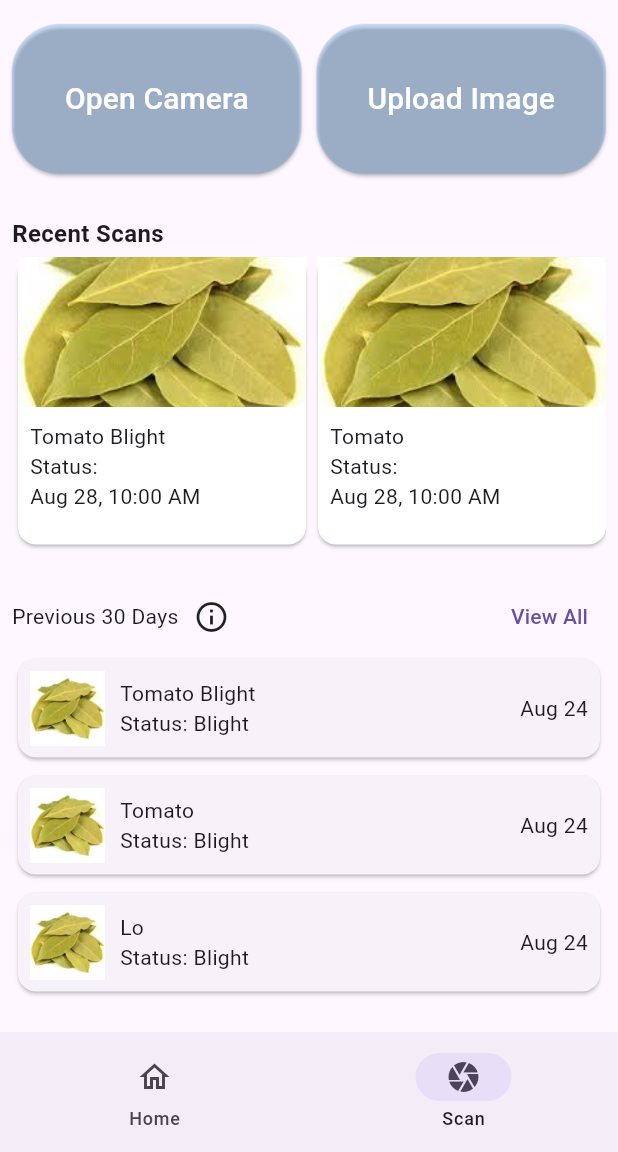
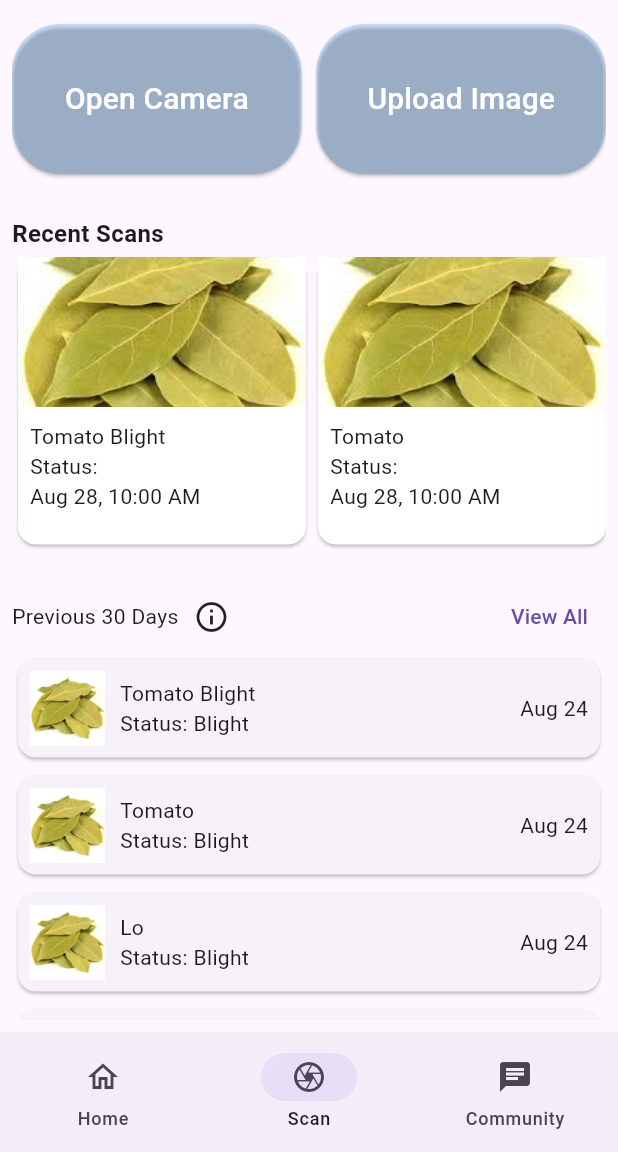
Before and after one commit to brentibanez331/plant-disease-thesis, a Flutter app: the screen it shows after launch, item 2 of the bottom bar chosen, after a tap on "View All", on a phone screen of 412 x 824 dp, the part 84-1236 px from its top. Run offline on Flutter 3.47's test engine with Material 3 defaults, Android fonts, the phone set to English and light mode, and no system bars; our stand-ins replace firebase_auth, firebase_core, flutter_dotenv, image_picker; accounts and stored records are empty.

Commit message:
:sparkles: add community page

```diff
--- /dev/null
+++ b/lib/pages/community.dart
@@ -0,0 +1,111 @@
+import 'package:flutter/material.dart';
+
+class Community extends StatefulWidget {
+  const Community({Key? key}) : super(key: key);
+
+  @override
+  _CommunityState createState() => _CommunityState();
+}
+
+class _CommunityState extends State<Community> {
+  @override
+  Widget build(BuildContext context) {
+    return Scaffold(
+      floatingActionButton: FloatingActionButton(
+        shape: const CircleBorder(),
+        backgroundColor: const Color.fromARGB(255, 63, 133, 231),
+        onPressed: () {},
+        child: const Icon(
+          Icons.add,
+          color: Colors.white,
+          size: 28,
+        ),
+      ),
+      body: ListView.builder(
+        padding: const EdgeInsets.all(8),
+        itemCount: 10,
+        itemBuilder: (BuildContext context, int index) {
+          return Column(
+            children: [
+              // Top divider outside the container
+              if (index == 0) const Divider(thickness: 1),
+              Container(
+                margin: const EdgeInsets.only(bottom: 8),
+                child: Padding(
+                  padding: const EdgeInsets.all(12),
+                  child: Column(
+                    crossAxisAlignment: CrossAxisAlignment.start,
+                    children: [
+                      Row(
+                        children: [
+                          const CircleAvatar(
+                            radius: 15,
+                            backgroundImage:
+                                NetworkImage('https://placeholder.com/40x40'),
+                          ),
+                          const SizedBox(width: 12),
+                          Expanded(
+                            child: Row(
+                              crossAxisAlignment: CrossAxisAlignment.center,
+                              children: [
+                                const Text(
+                                  'Account Name',
+                                  style: TextStyle(fontWeight: FontWeight.bold),
+                                ),
+                                const SizedBox(width: 8),
+                                Text(
+                                  '2d',
+                                  style: TextStyle(
+                                      color: Colors.grey[600], fontSize: 12),
+                                ),
+                                const SizedBox(width: 2),
+                                Text(
+                                  '⋅',
+                                  style: TextStyle(
+                                      color: Colors.grey[600], fontSize: 25),
+                                ),
+                                const SizedBox(width: 2),
+                                Text(
+                                  '1.2K views',
+                                  style: TextStyle(
+                                      color: Colors.grey[600], fontSize: 12),
+                                ),
+                              ],
+                            ),
+                          ),
+                          PopupMenuButton<String>(
+                            icon: const Icon(Icons.more_vert),
+                            itemBuilder: (BuildContext context) {
+                              return [
+                                const PopupMenuItem(
+                                    value: "EditPost", child: Text("Edit")),
+                                const PopupMenuItem(
+                                    value: "DeletePost", child: Text("Delete"))
+                              ];
+                            },
+                            onSelected: (String value) {
+                              // Handle menu item selection
+                              print('Selected: $value');
+                            },
+                          ),
+                        ],
+                      ),
+                      const SizedBox(height: 12),
+                      const Text(
+                        'Lorem ipsum dolor sit amet, consectetur adipiscing elit, sed do eiusmod tempor incididunt ut labore et dolore magna aliqua. Ut enim ad minim veniam, quis nostrud exercitation ullamco laboris nisi ut aliquip ex ea commodo consequat. Duis aute irure dolor in reprehenderit in voluptate velit esse cillum dolore eu fugiat nulla pariatur. Excepteur sint occaecat cupidatat non proident, sunt in culpa qui officia deserunt mollit anim id est laborum.',
+                        maxLines: 3,
+                        overflow: TextOverflow.ellipsis,
+                      ),
+                    ],
+                  ),
+                ),
+              ),
+              // Bottom divider outside the container
+              const Divider(thickness: 1),
+            ],
+          );
+        },
+      ),
+    );
+  }
+}
--- a/lib/pages/dashboard.dart
+++ b/lib/pages/dashboard.dart
@@ -2,6 +2,7 @@ import "package:flutter/material.dart";
 import 'package:firebase_auth/firebase_auth.dart';
 import 'package:thesis/pages/home.dart';
 import 'package:thesis/pages/scan.dart';
+import 'package:thesis/pages/community.dart';
 
 class Dashboard extends StatefulWidget {
   const Dashboard({Key? key}) : super(key: key);
@@ -16,6 +17,7 @@ class _DashboardState extends State<Dashboard> {
   final List<Widget> _pages = [
     const HomePage(),
     const ScanPage(),
+    const Community(),
   ];
 
   void showDialogTrigger() {
@@ -77,6 +79,7 @@ class _DashboardState extends State<Dashboard> {
             onDestinationSelected: (index) {
               setState(() {
                 currentPageIndex = index;
+                debugPrint(currentPageIndex.toString());
               });
             },
             selectedIndex: currentPageIndex,
@@ -86,7 +89,16 @@ class _DashboardState extends State<Dashboard> {
                 label: 'Home',
                 selectedIcon: Icon(Icons.home),
               ),
-              NavigationDestination(icon: Icon(Icons.camera), label: 'Scan')
+              NavigationDestination(
+                icon: Icon(Icons.camera),
+                label: 'Scan',
+                selectedIcon: Icon(Icons.camera_outlined),
+              ),
+              NavigationDestination(
+                icon: Icon(Icons.chat),
+                label: 'Community',
+                selectedIcon: Icon(Icons.chat_outlined),
+              ),
             ],
           ),
         ),
--- a/lib/pages/home.dart
+++ b/lib/pages/home.dart
@@ -1,4 +1,4 @@
-import "package:flutter/material.dart";
+import 'package:flutter/material.dart';
 
 class HomePage extends StatefulWidget {
   const HomePage({Key? key}) : super(key: key);
@@ -10,6 +10,44 @@ class HomePage extends StatefulWidget {
 class _HomePageState extends State<HomePage> {
   @override
   Widget build(BuildContext context) {
-    return Container(child: Text("Hi this is Homepage"));
+    return Scaffold(
+      body: Column(
+        crossAxisAlignment: CrossAxisAlignment.start,
+        children: [
+          const Padding(
+            padding: EdgeInsets.all(20),
+            child: Text(
+              'Hello, Name',
+              style: TextStyle(fontSize: 30, fontWeight: FontWeight.bold),
+            ),
+          ),
+// Center the button
+          Padding(
+            padding: const EdgeInsets.only(top: 50.0),
+            child: Center(
+              child: SizedBox(
+                height: 130,
+                width: 250,
+                child: ElevatedButton(
+                  onPressed: () {},
+                  style: ElevatedButton.styleFrom(
+                    shape: RoundedRectangleBorder(
+                      borderRadius: BorderRadius.circular(32),
+                    ),
+                  ),
+                  child: const Align(
+                    alignment: Alignment.bottomRight,
+                    child: Padding(
+                      padding: EdgeInsets.all(8.0),
+                      child: Text('Get Started'),
+                    ),
+                  ),
+                ),
+              ),
+            ),
+          ),
+        ],
+      ),
+    );
   }
 }
--- a/lib/pages/scan.dart
+++ b/lib/pages/scan.dart
@@ -44,7 +44,8 @@ class _ScanPageState extends State<ScanPage> {
   final List<String> buttonTitles = [
     'Tomato Blight',
     'Tomato',
-    'Lo'
+    'Lo',
+    'Grapes',
     // Add more titles as needed
   ];
 
@@ -132,34 +133,40 @@ class _ScanPageState extends State<ScanPage> {
                     return SizedBox(
                       width: 200,
                       child: Card(
+                        color: AppColors.primary,
+                        child: GestureDetector(
+                          onTap: () {
+                            debugPrint('Tapped Current');
+                          },
                           child: Padding(
                             padding: const EdgeInsets.only(bottom: 8.0),
                             child: Column(
                               crossAxisAlignment: CrossAxisAlignment.start,
                               children: [
-                              Image(
+                                const Image(
                                   image: AssetImage("img/leafSample.jpeg"),
                                   height: 100,
                                   width: double.maxFinite,
                                   fit: BoxFit.cover,
                                 ),
-                              SizedBox(height: 10),
+                                const SizedBox(height: 10),
                                 Padding(
-                                padding:
-                                    const EdgeInsets.symmetric(horizontal: 8.0),
+                                  padding: const EdgeInsets.symmetric(
+                                      horizontal: 8.0),
                                   child: Column(
-                                  crossAxisAlignment: CrossAxisAlignment.start,
+                                    crossAxisAlignment:
+                                        CrossAxisAlignment.start,
                                     children: [
                                       Text(buttonTitles[index]),
-                                    Text("Status: "),
-                                    Text("Aug 28, 10:00 AM"),
+                                      const Text("Status: "),
+                                      const Text("Aug 28, 10:00 AM"),
                                     ],
                                   ),
                                 )
                               ],
                             ),
                           ),
-                        color: AppColors.primary,
+                        ),
                       ),
                     );
                   },
@@ -205,11 +212,11 @@ class _ScanPageState extends State<ScanPage> {
                 child: Align(
                   alignment: Alignment.centerLeft,
                   child: Padding(
-                    padding: EdgeInsets.only(top: 20.0),
+                    padding: const EdgeInsets.only(top: 20.0),
                     child: Row(
                       mainAxisAlignment: MainAxisAlignment.spaceBetween,
                       children: [
-                        Row(
+                        const Row(
                           children: [
                             Text(
                               "Previous 30 Days",
@@ -221,7 +228,7 @@ class _ScanPageState extends State<ScanPage> {
                           ],
                         ),
                         TextButton(
-                          child: Text("View All"),
+                          child: const Text("View All"),
                           onPressed: () {},
                         )
                       ],
@@ -232,7 +239,7 @@ class _ScanPageState extends State<ScanPage> {
               ListView.builder(
                   shrinkWrap: true,
                   itemCount: buttonTitles.length,
-                  physics: NeverScrollableScrollPhysics(),
+                  physics: const NeverScrollableScrollPhysics(),
                   itemBuilder: (BuildContext context, int index) {
                     return Padding(
                         padding: const EdgeInsets.only(bottom: 4.0),
@@ -240,7 +247,9 @@ class _ScanPageState extends State<ScanPage> {
                           // style: FilledButton.styleFrom(
                           //     backgroundColor: AppColors.cardBackground),
                           child: GestureDetector(
-                            onTap: () {},
+                            onTap: () {
+                              debugPrint('Tapped Previous');
+                            },
                             child: Padding(
                               padding: const EdgeInsets.all(8.0),
                               child: Row(
@@ -249,24 +258,24 @@ class _ScanPageState extends State<ScanPage> {
                                 children: [
                                   Row(
                                     children: [
-                                      Image(
+                                      const Image(
                                           image:
                                               AssetImage("img/leafSample.jpeg"),
                                           width: 50,
                                           height: 50),
-                                      SizedBox(width: 10),
+                                      const SizedBox(width: 10),
                                       Column(
                                         // mainAxisAlignment: MainAxisAlignment.start,
                                         crossAxisAlignment:
                                             CrossAxisAlignment.start,
                                         children: [
                                           Text(buttonTitles[index]),
-                                          Text("Status: Blight"),
+                                          const Text("Status: Blight"),
                                         ],
                                       )
                                     ],
                                   ),
-                                  Text("Aug 24")
+                                  const Text("Aug 24")
                                 ],
                               ),
                             ),
```
Also changed, not shown: pubspec.lock. Lines whose indentation alone changed are shown as unchanged.
